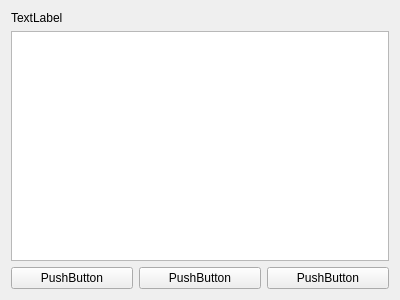
Before: the Qt Designer form src/ui/desktopwidget.ui in brik/facebrick, drawn with Qt 5.
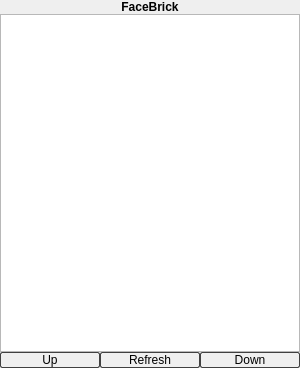
After: the same form once the commit is applied.

Commit message: Add seperate font size for desktop widget and some work on the desktop widget itself (UI)

```diff
--- a/src/ui/desktopwidget.ui
+++ b/src/ui/desktopwidget.ui
@@ -6,44 +6,111 @@
    <rect>
     <x>0</x>
     <y>0</y>
-    <width>400</width>
-    <height>300</height>
+    <width>300</width>
+    <height>368</height>
    </rect>
   </property>
   <property name="windowTitle">
    <string>Form</string>
   </property>
   <layout class="QVBoxLayout" name="verticalLayout">
+   <property name="spacing">
+    <number>0</number>
+   </property>
+   <property name="margin">
+    <number>0</number>
+   </property>
    <item>
     <widget class="QLabel" name="label">
+     <property name="font">
+      <font>
+       <weight>75</weight>
+       <bold>true</bold>
+      </font>
+     </property>
+     <property name="styleSheet">
+      <string notr="true"> QPushButton {
+     border: 1px solid #404040;
+     border-radius: 2px;
+     background-color: qlineargradient(x1: 0, y1: 0, x2: 0, y2: 1,
+                                       stop: 0 #606060, stop: 1 #404040);
+     max-height: 60px;
+ }</string>
+     </property>
      <property name="text">
-      <string>TextLabel</string>
+      <string>FaceBrick</string>
+     </property>
+     <property name="alignment">
+      <set>Qt::AlignCenter</set>
      </property>
     </widget>
    </item>
    <item>
-    <widget class="QListView" name="postsListView"/>
+    <widget class="QListView" name="postsListView">
+     <property name="styleSheet">
+      <string> QPushButton {
+     border: 1px solid #404040;
+     border-radius: 2px;
+     background-color: qlineargradient(x1: 0, y1: 0, x2: 0, y2: 1,
+                                       stop: 0 #606060, stop: 1 #404040);
+     max-height: 60px;
+ }</string>
+     </property>
+     <property name="horizontalScrollBarPolicy">
+      <enum>Qt::ScrollBarAlwaysOff</enum>
+     </property>
+    </widget>
    </item>
    <item>
     <layout class="QHBoxLayout" name="horizontalLayout_2">
+     <property name="spacing">
+      <number>0</number>
+     </property>
      <item>
       <widget class="QPushButton" name="upButton">
+       <property name="styleSheet">
+        <string notr="true"> QPushButton {
+     border: 1px solid #404040;
+     border-radius: 2px;
+     background-color: qlineargradient(x1: 0, y1: 0, x2: 0, y2: 1,
+                                       stop: 0 #606060, stop: 1 #404040);
+     max-height: 60px;
+ }</string>
+       </property>
        <property name="text">
-        <string>PushButton</string>
+        <string>Up</string>
        </property>
       </widget>
      </item>
      <item>
-      <widget class="QPushButton" name="pushButton_3">
+      <widget class="QPushButton" name="refreshButton">
+       <property name="styleSheet">
+        <string notr="true"> QPushButton {
+     border: 1px solid #404040;
+     border-radius: 2px;
+     background-color: qlineargradient(x1: 0, y1: 0, x2: 0, y2: 1,
+                                       stop: 0 #606060, stop: 1 #404040);
+     max-height: 60px;
+ }</string>
+       </property>
        <property name="text">
-        <string>PushButton</string>
+        <string>Refresh</string>
        </property>
       </widget>
      </item>
      <item>
       <widget class="QPushButton" name="downButton">
+       <property name="styleSheet">
+        <string notr="true"> QPushButton {
+     border: 1px solid #404040;
+     border-radius: 2px;
+     background-color: qlineargradient(x1: 0, y1: 0, x2: 0, y2: 1,
+                                       stop: 0 #606060, stop: 1 #404040);
+     max-height: 60px;
+ }</string>
+       </property>
        <property name="text">
-        <string>PushButton</string>
+        <string>Down</string>
        </property>
       </widget>
      </item>
```
The commit also changes 2 other files.
